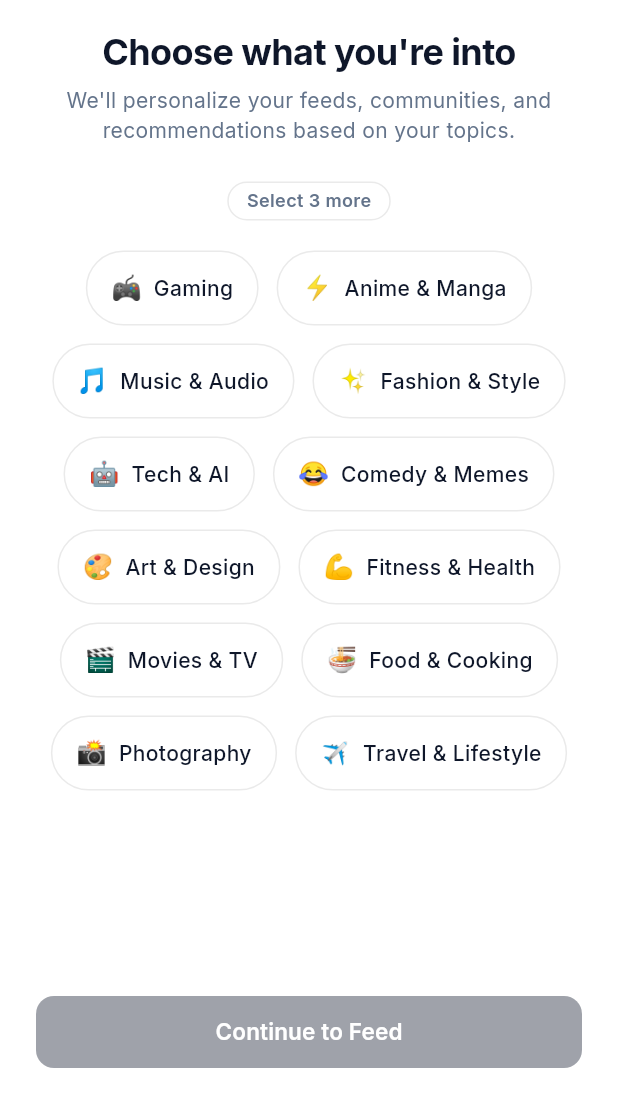
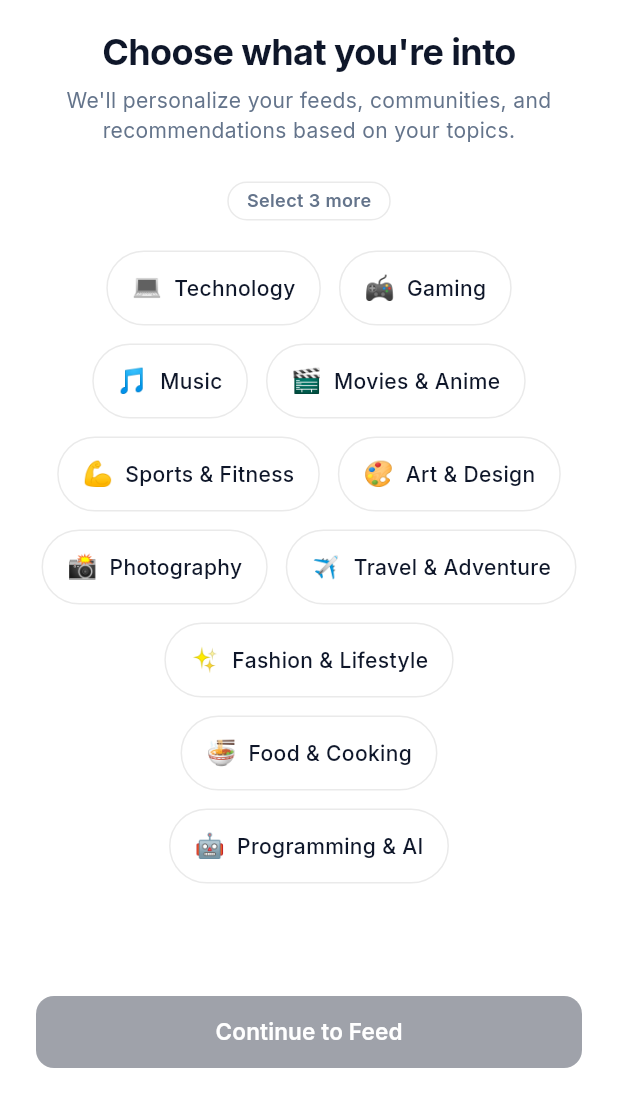
Before and after one commit to tol-san/genzmedi-client, a Flutter app: the InterestOnboardingScreen screen opened by its route, on a phone screen of 412 x 824 dp, the part 126-1236 px from its top. Run offline on Flutter 3.47's test engine with Material 3 defaults, Android fonts, the light colour scheme and no system bars; our stand-ins replace cached_network_image, dio, equatable, flutter_riverpod, flutter_secure_storage, flutter_svg and 4 more; accounts and stored records are empty; network calls fail.

Commit message:
feat: add interest onboarding screen for personalized feed selection

```diff
--- a/lib/features/auth/presentation/screens/interest_onboarding_screen.dart
+++ b/lib/features/auth/presentation/screens/interest_onboarding_screen.dart
@@ -29,18 +29,17 @@ class _InterestOnboardingScreenState
 
   // Curated fallback interests if backend catalog is empty or initial network cold start
   static const List<InterestModel> _defaultInterests = [
-    InterestModel(id: '1', name: 'Gaming', slug: 'gaming', icon: '🎮'),
-    InterestModel(id: '2', name: 'Anime & Manga', slug: 'anime', icon: '⚡'),
-    InterestModel(id: '3', name: 'Music & Audio', slug: 'music', icon: '🎵'),
-    InterestModel(id: '4', name: 'Fashion & Style', slug: 'fashion', icon: '✨'),
-    InterestModel(id: '5', name: 'Tech & AI', slug: 'tech', icon: '🤖'),
-    InterestModel(id: '6', name: 'Comedy & Memes', slug: 'comedy', icon: '😂'),
-    InterestModel(id: '7', name: 'Art & Design', slug: 'art', icon: '🎨'),
-    InterestModel(id: '8', name: 'Fitness & Health', slug: 'fitness', icon: '💪'),
-    InterestModel(id: '9', name: 'Movies & TV', slug: 'movies', icon: '🎬'),
-    InterestModel(id: '10', name: 'Food & Cooking', slug: 'food', icon: '🍜'),
-    InterestModel(id: '11', name: 'Photography', slug: 'photography', icon: '📸'),
-    InterestModel(id: '12', name: 'Travel & Lifestyle', slug: 'travel', icon: '✈️'),
+    InterestModel(id: '1', name: 'Technology', slug: 'technology', icon: '💻'),
+    InterestModel(id: '2', name: 'Gaming', slug: 'gaming', icon: '🎮'),
+    InterestModel(id: '3', name: 'Music', slug: 'music', icon: '🎵'),
+    InterestModel(id: '4', name: 'Movies & Anime', slug: 'movies-anime', icon: '🎬'),
+    InterestModel(id: '5', name: 'Sports & Fitness', slug: 'sports-fitness', icon: '💪'),
+    InterestModel(id: '6', name: 'Art & Design', slug: 'art-design', icon: '🎨'),
+    InterestModel(id: '7', name: 'Photography', slug: 'photography', icon: '📸'),
+    InterestModel(id: '8', name: 'Travel & Adventure', slug: 'travel-adventure', icon: '✈️'),
+    InterestModel(id: '9', name: 'Fashion & Lifestyle', slug: 'fashion-lifestyle', icon: '✨'),
+    InterestModel(id: '10', name: 'Food & Cooking', slug: 'food-cooking', icon: '🍜'),
+    InterestModel(id: '11', name: 'Programming & AI', slug: 'programming-ai', icon: '🤖'),
   ];
 
   @override
```
